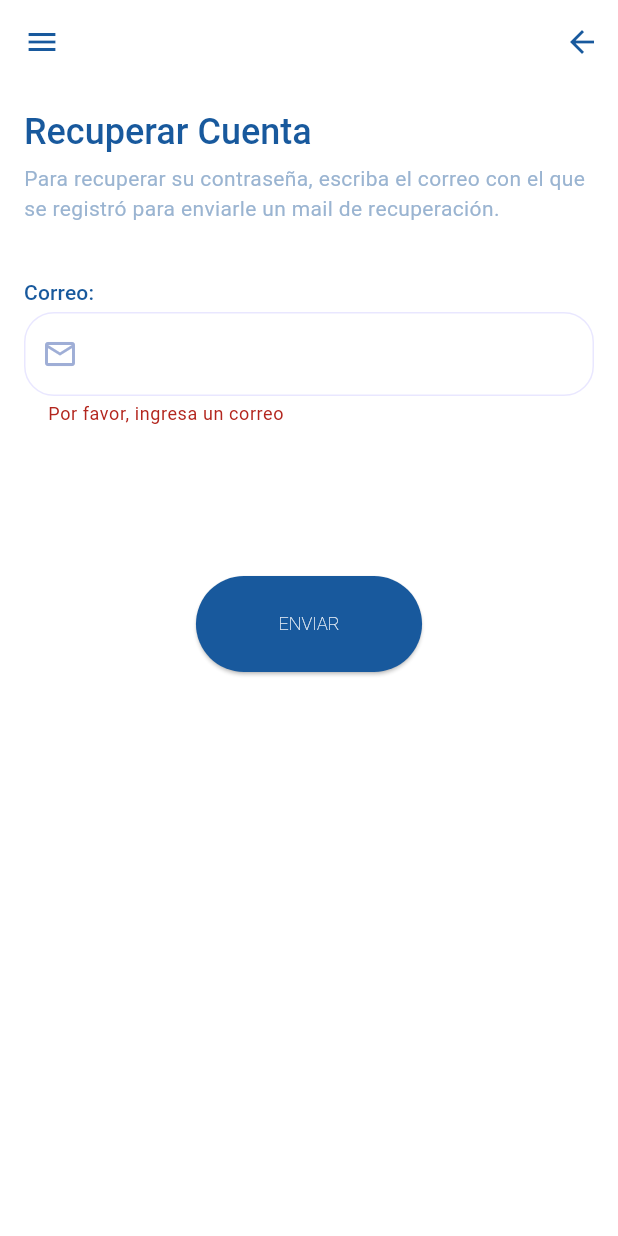
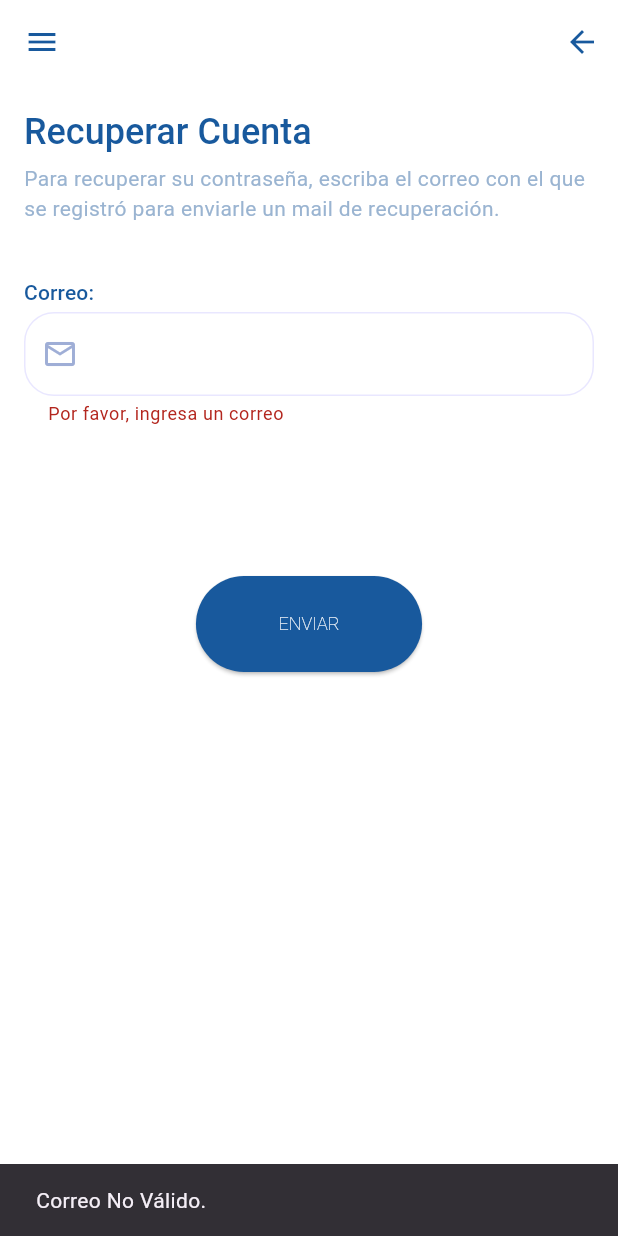
Before and after one commit to julioguerrero131/Votaciones, a Flutter app: the RecoverAccountPage screen opened by its route, after a tap on "ENVIAR", on a phone screen of 412 x 824 dp. Run offline on Flutter 3.47's test engine with Material 3 defaults, Android fonts, the light colour scheme and no system bars; our stand-ins replace image_picker.

Commit message:
validacion correo para recuperar la cuenta

```diff
--- a/lib/screens/recover_account_page.dart
+++ b/lib/screens/recover_account_page.dart
@@ -9,6 +9,23 @@ class RecoverAccountPage extends StatelessWidget {
 
   @override
   Widget build(BuildContext context) {
+    bool isValidEmail() {
+      final bool emailValid = RegExp(
+              r"^[a-zA-Z0-9.a-zA-Z0-9.!#$%&'*+-/=?^_`{|}~]+@[a-zA-Z0-9]+\.[a-zA-Z]+")
+          .hasMatch(_emailController.text);
+      return emailValid;
+    }
+
+    void submitForm() {
+      if (_loginFormKey.currentState!.validate() && isValidEmail()) {
+        Navigator.pushNamed(context, AppRoutes.recoverCode);
+      } else {
+        ScaffoldMessenger.of(context).showSnackBar(
+          const SnackBar(content: Text('Correo No Válido.')),
+        );
+      }
+    }
+
     return Scaffold(
       appBar: AppBar(
         backgroundColor: Colors.transparent,
@@ -43,7 +60,9 @@ class RecoverAccountPage extends StatelessWidget {
                     style: Theme.of(context).textTheme.headlineSmall,
                   ),
                 ),
-                const SizedBox(height: 5,),
+                const SizedBox(
+                  height: 5,
+                ),
                 Text(
                   'Para recuperar su contraseña, escriba el correo con el que se registró para enviarle un mail de recuperación.',
                   style: Theme.of(context).textTheme.bodyMedium,
@@ -82,21 +101,7 @@ class RecoverAccountPage extends StatelessWidget {
                   height: 100,
                 ),
                 ElevatedButton(
-                  onPressed: () {
-                    if (_loginFormKey.currentState!.validate()) {
-                      Navigator.pushNamed(context, AppRoutes.recoverCode);
-                      // Aquí va la lógica para autenticar al usuarios
-                    }
-                  },
-                  // style: ElevatedButton.styleFrom(
-                  //   backgroundColor: const Color(0xFF383ea5), // Color de fondo del botón
-                  //   foregroundColor: Colors.white,      // Color del texto del botón
-                  //   padding: const EdgeInsets.symmetric(horizontal: 32, vertical: 16), // Tamaño del padding interno
-                  //   textStyle: const TextStyle(fontSize: 18, fontWeight: FontWeight.w100, letterSpacing: BorderSide.strokeAlignInside), // Estilo del texto
-                  //   shape: RoundedRectangleBorder(
-                  //     borderRadius: BorderRadius.circular(20), // Bordes redondeados
-                  //   ),
-                  // ),
+                  onPressed: submitForm,
                   child: const Text('ENVIAR'),
                 ),
               ],
--- a/lib/screens/recover_code_page.dart
+++ b/lib/screens/recover_code_page.dart
@@ -1,6 +1,5 @@
 import 'package:flutter/material.dart';
 import 'package:flutter/services.dart';
-import 'package:votaciones_movil/components/numeric_form_field.dart';
 import 'package:votaciones_movil/routes/app_routes.dart';
 
 class RecoverCodePage extends StatelessWidget {
```
